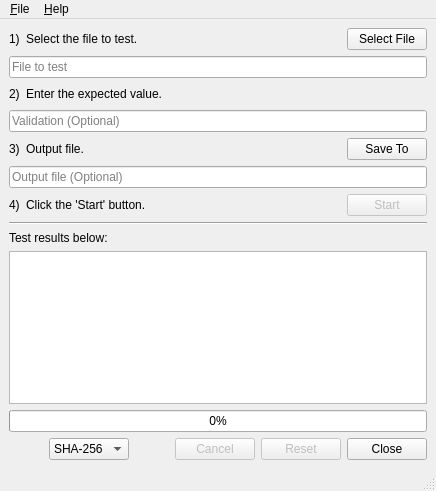
The window that ez_gui.ui (SteveDaulton/EZ-Checksum) describes before a commit, drawn with Qt 5.
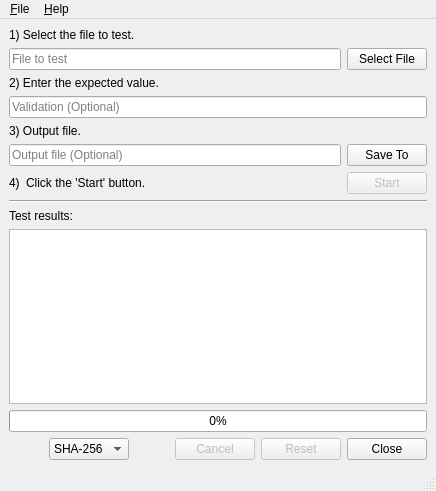
The same window after the commit.

Commit message: Rearrange widgets for improved workflow

Diff of the .ui file:
```diff
--- a/ez_gui.ui
+++ b/ez_gui.ui
@@ -19,21 +19,9 @@
     <item>
      <layout class="QVBoxLayout" name="verticalLayout_input">
       <item>
-       <layout class="QHBoxLayout" name="horizontalLayout_1">
-        <item>
-         <widget class="QLabel" name="label_1">
-          <property name="text">
-           <string>1)</string>
-          </property>
-          <property name="alignment">
-           <set>Qt::AlignLeading|Qt::AlignLeft|Qt::AlignVCenter</set>
-          </property>
-         </widget>
-        </item>
-        <item>
          <widget class="QLabel" name="label_2">
           <property name="text">
-           <string>Select the file to test.</string>
+         <string>1) Select the file to test.</string>
           </property>
           <property name="alignment">
            <set>Qt::AlignLeading|Qt::AlignLeft|Qt::AlignVCenter</set>
@@ -41,30 +29,7 @@
          </widget>
         </item>
         <item>
-         <spacer name="horizontalSpacer_1">
-          <property name="orientation">
-           <enum>Qt::Horizontal</enum>
-          </property>
-          <property name="sizeHint" stdset="0">
-           <size>
-            <width>40</width>
-            <height>20</height>
-           </size>
-          </property>
-         </spacer>
-        </item>
-        <item>
-         <widget class="QPushButton" name="fileAddButton">
-          <property name="toolTip">
-           <string>Select file to test</string>
-          </property>
-          <property name="text">
-           <string>Select File</string>
-          </property>
-         </widget>
-        </item>
-       </layout>
-      </item>
+       <layout class="QHBoxLayout" name="horizontalLayout_5">
       <item>
        <widget class="QLineEdit" name="fileSelectLineEdit">
         <property name="toolTip">
@@ -78,26 +43,26 @@
         </property>
        </widget>
       </item>
+        <item>
+         <widget class="QPushButton" name="fileAddButton">
+          <property name="toolTip">
+           <string>Select file to test</string>
+          </property>
+          <property name="text">
+           <string>Select File</string>
+          </property>
+         </widget>
+        </item>
+       </layout>
+      </item>
      </layout>
     </item>
     <item>
      <layout class="QVBoxLayout" name="verticalLayout_validate">
       <item>
-       <layout class="QHBoxLayout" name="horizontalLayout_2">
-        <item>
-         <widget class="QLabel" name="label_3">
-          <property name="text">
-           <string>2)</string>
-          </property>
-          <property name="alignment">
-           <set>Qt::AlignLeading|Qt::AlignLeft|Qt::AlignVCenter</set>
-          </property>
-         </widget>
-        </item>
-        <item>
          <widget class="QLabel" name="label_4">
           <property name="text">
-           <string>Enter the expected value.</string>
+         <string>2) Enter the expected value.</string>
           </property>
           <property name="alignment">
            <set>Qt::AlignLeading|Qt::AlignLeft|Qt::AlignVCenter</set>
@@ -108,21 +73,6 @@
          </widget>
         </item>
         <item>
-         <spacer name="horizontalSpacer_2">
-          <property name="orientation">
-           <enum>Qt::Horizontal</enum>
-          </property>
-          <property name="sizeHint" stdset="0">
-           <size>
-            <width>40</width>
-            <height>20</height>
-           </size>
-          </property>
-         </spacer>
-        </item>
-       </layout>
-      </item>
-      <item>
        <widget class="QLineEdit" name="validateLineEdit">
         <property name="toolTip">
          <string notr="true">Published checksum value to compare against.
@@ -144,46 +94,14 @@
     <item>
      <layout class="QVBoxLayout" name="verticalLayout_output">
       <item>
-       <layout class="QHBoxLayout" name="horizontalLayout">
-        <item>
-         <widget class="QLabel" name="label_7">
-          <property name="text">
-           <string>3)</string>
-          </property>
-         </widget>
-        </item>
-        <item>
          <widget class="QLabel" name="label_8">
           <property name="text">
-           <string>Output file.</string>
+         <string>3) Output file.</string>
           </property>
          </widget>
         </item>
         <item>
-         <spacer name="horizontalSpacer">
-          <property name="orientation">
-           <enum>Qt::Horizontal</enum>
-          </property>
-          <property name="sizeHint" stdset="0">
-           <size>
-            <width>40</width>
-            <height>20</height>
-           </size>
-          </property>
-         </spacer>
-        </item>
-        <item>
-         <widget class="QPushButton" name="outputFileButton">
-          <property name="toolTip">
-           <string>Select output file</string>
-          </property>
-          <property name="text">
-           <string>Save To</string>
-          </property>
-         </widget>
-        </item>
-       </layout>
-      </item>
+       <layout class="QHBoxLayout" name="horizontalLayout_2">
       <item>
        <widget class="QLineEdit" name="outputLineEdit">
         <property name="toolTip">
@@ -198,6 +116,18 @@
         </property>
        </widget>
       </item>
+        <item>
+         <widget class="QPushButton" name="outputFileButton">
+          <property name="toolTip">
+           <string>Select output file</string>
+          </property>
+          <property name="text">
+           <string>Save To</string>
+          </property>
+         </widget>
+        </item>
+       </layout>
+      </item>
      </layout>
     </item>
     <item>
@@ -265,7 +195,7 @@
       <item>
        <widget class="QLabel" name="label_9">
         <property name="text">
-         <string>Test results below:</string>
+         <string>Test results:</string>
         </property>
        </widget>
       </item>
```
Lines whose indentation alone changed are shown as unchanged. The commit also changes 1 other file.
